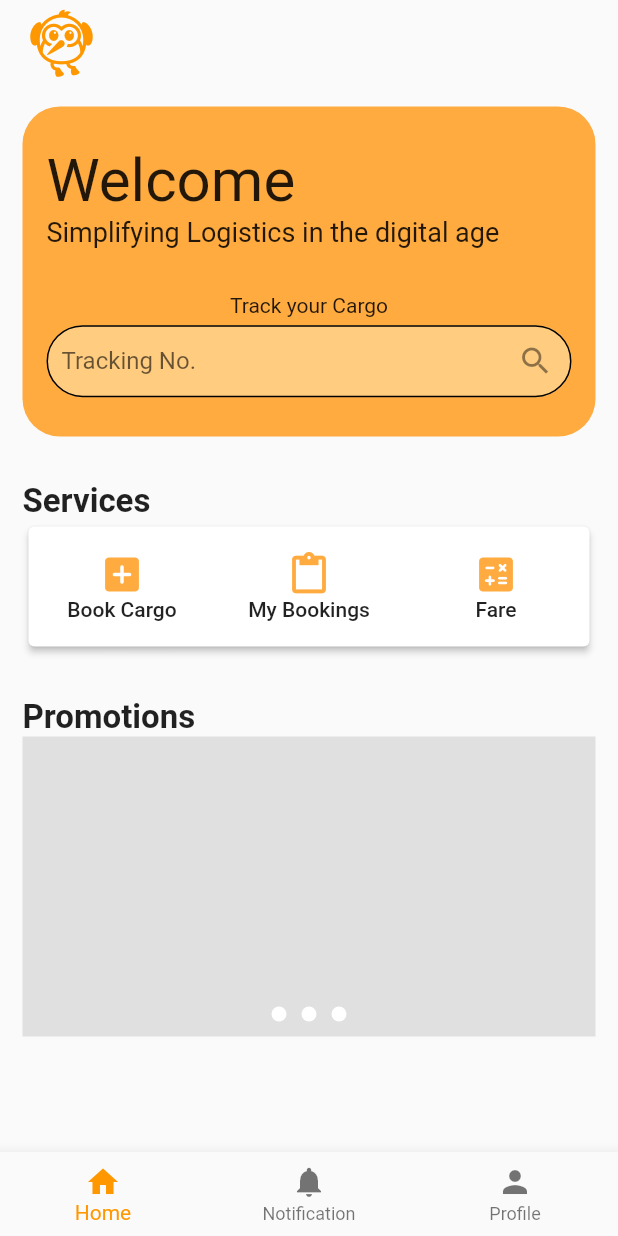
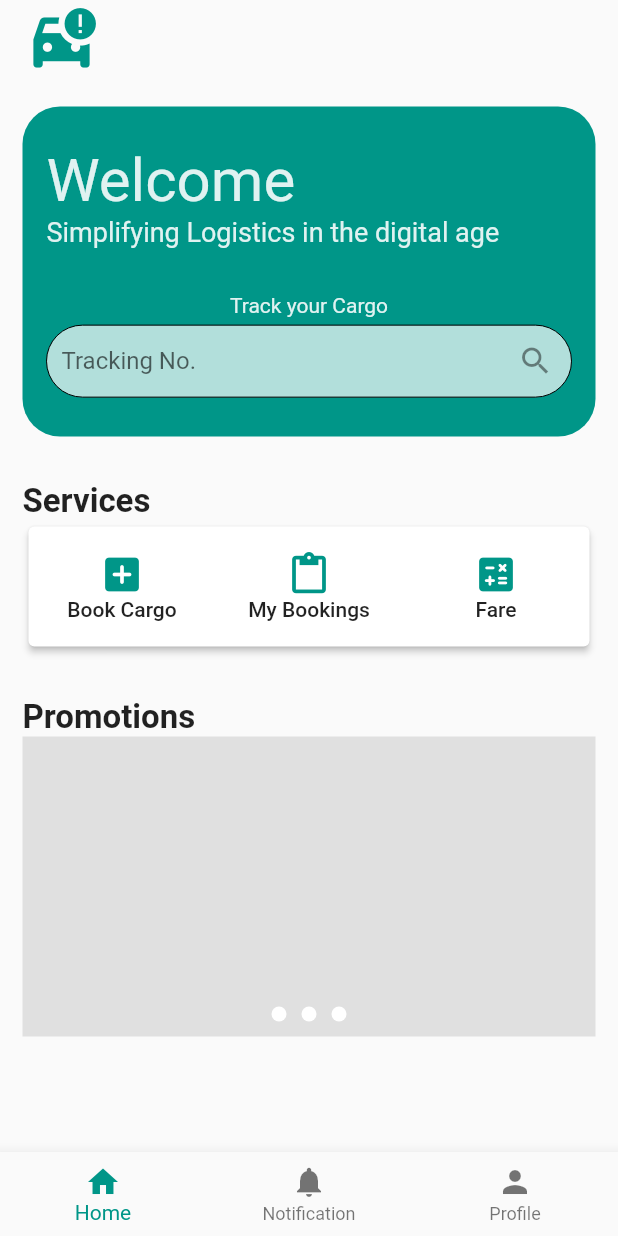
Before and after one commit to jodelmar1016/SUNDO-Freight, a Flutter app: the screen it shows after launch, on a phone screen of 412 x 824 dp. Run offline on Flutter 3.47's test engine with Material 2 defaults, Android fonts, the phone set to English and light mode, and no system bars; our stand-ins replace cloud_firestore, firebase_core, google_maps_flutter; accounts and stored records are empty.

Commit message:
change color

```diff
--- a/lib/main.dart
+++ b/lib/main.dart
@@ -17,7 +17,7 @@ class MyApp extends StatelessWidget {
       debugShowCheckedModeBanner: false,
       title: 'eCarga',
       theme: ThemeData(
-        primarySwatch: Colors.orange,
+        primarySwatch: Colors.teal,
       ),
       home: const Splash(),
     );
--- a/lib/pages/user/bookCargo.dart
+++ b/lib/pages/user/bookCargo.dart
@@ -76,7 +76,7 @@ class _BookCargoState extends State<BookCargo> {
       value: _dropdownValue,
       icon: Icon(
         Icons.arrow_drop_down_circle,
-        color: Colors.orangeAccent,
+        color: Colors.teal,
       ),
       decoration: InputDecoration(
         labelText: "Type of Cargo",
@@ -290,7 +290,7 @@ class _BookCargoState extends State<BookCargo> {
                         tileColor: Colors.grey[200],
                         leading: Icon(
                           Icons.circle_outlined,
-                          color: Colors.redAccent,
+                          color: Colors.teal,
                         ),
                         trailing: Icon(Icons.arrow_right_sharp),
                       ),
@@ -316,7 +316,7 @@ class _BookCargoState extends State<BookCargo> {
                         tileColor: Colors.grey[200],
                         leading: Icon(
                           Icons.location_pin,
-                          color: Colors.redAccent,
+                          color: Colors.teal,
                         ),
                         trailing: Icon(Icons.arrow_right_sharp),
                       ),
--- a/lib/pages/user/fare.dart
+++ b/lib/pages/user/fare.dart
@@ -44,7 +44,7 @@ class _FareState extends State<Fare> {
       value: _dropdownValue,
       icon: Icon(
         Icons.arrow_drop_down_circle,
-        color: Colors.orangeAccent,
+        color: Colors.teal,
       ),
       decoration: InputDecoration(
         labelText: "Type of Cargo",
@@ -193,7 +193,7 @@ class _FareState extends State<Fare> {
                         tileColor: Colors.grey[200],
                         leading: Icon(
                           Icons.circle_outlined,
-                          color: Colors.redAccent,
+                          color: Colors.teal,
                         ),
                         trailing: Icon(Icons.arrow_right_sharp),
                         title: Text('Select Origin'),
@@ -205,7 +205,7 @@ class _FareState extends State<Fare> {
                         tileColor: Colors.grey[200],
                         leading: Icon(
                           Icons.location_pin,
-                          color: Colors.redAccent,
+                          color: Colors.teal,
                         ),
                         trailing: Icon(Icons.arrow_right_sharp),
                         title: Text('Select Destination'),
--- a/lib/pages/user/home.dart
+++ b/lib/pages/user/home.dart
@@ -15,7 +15,7 @@ class Home extends StatelessWidget {
       height: 220,
       decoration: BoxDecoration(
         borderRadius: BorderRadius.all(Radius.circular(25)),
-        color: Colors.orangeAccent,
+        color: Colors.teal,
       ),
       child: Padding(
         padding: const EdgeInsets.all(16.0),
@@ -29,12 +29,14 @@ class Home extends StatelessWidget {
                 Text(
                   'Welcome',
                   style: TextStyle(
+                    color: Colors.teal[50],
                     fontSize: 40,
                   ),
                 ),
                 Text(
                   'Simplifying Logistics in the digital age',
                   style: TextStyle(
+                    color: Colors.teal[50],
                     fontSize: 18,
                   ),
                 ),
@@ -43,7 +45,12 @@ class Home extends StatelessWidget {
             SizedBox(height: 10),
             Column(
               children: [
-                Text('Track your Cargo'),
+                Text(
+                  'Track your Cargo',
+                  style: TextStyle(
+                    color: Colors.teal[50],
+                  ),
+                ),
                 SizedBox(height: 5),
                 TextField(
                   decoration: InputDecoration(
@@ -53,15 +60,17 @@ class Home extends StatelessWidget {
                       onPressed: () {},
                     ),
                     hintText: 'Tracking No.',
+                    // hintStyle: TextStyle(color: Colors.teal[800]),
                     filled: true,
-                    fillColor: Colors.orange[200],
+                    fillColor: Colors.teal[100],
                     contentPadding: EdgeInsets.symmetric(horizontal: 10),
                     enabledBorder: OutlineInputBorder(
                       borderRadius: BorderRadius.circular(30),
-                      borderSide: BorderSide(width: 1),
+                      borderSide: BorderSide(width: 0),
                     ),
                     focusedBorder: OutlineInputBorder(
                       borderRadius: BorderRadius.circular(30),
+                      borderSide: BorderSide(width: 0),
                     ),
                   ),
                 )
@@ -94,7 +103,7 @@ class Home extends StatelessWidget {
                   Icon(
                     Icons.add_box_rounded,
                     size: 30,
-                    color: Colors.orangeAccent,
+                    color: Colors.teal,
                   ),
                   Text(
                     'Book Cargo',
@@ -122,7 +131,7 @@ class Home extends StatelessWidget {
                   Icon(
                     Icons.paste,
                     size: 30,
-                    color: Colors.orangeAccent,
+                    color: Colors.teal,
                   ),
                   Text(
                     'My Bookings',
@@ -150,7 +159,7 @@ class Home extends StatelessWidget {
                   Icon(
                     Icons.calculate_rounded,
                     size: 30,
-                    color: Colors.orangeAccent,
+                    color: Colors.teal,
                   ),
                   Text(
                     'Fare',
--- a/lib/pages/user/wrapper.dart
+++ b/lib/pages/user/wrapper.dart
@@ -16,20 +16,16 @@ class _WrapperState extends State<Wrapper> {
   List<Widget> _body = [Home(), NotificationPage(), Profile()];
   List<Widget> _appBarTitle = [
     Icon(
-      Icons.flutter_dash,
+      Icons.car_crash,
       size: 50,
-      color: Colors.orange,
+      color: Colors.teal,
     ),
     Text('N O T I F I C A T I O N'),
     Text('P R O F I L E')
   ];
   List<bool> _centerTitle = [false, true, true];
   // List<String> _appBarTitle = ['', 'NOTIFICATION', 'PROFILE'];
-  List<Color> _colors = [
-    Colors.transparent,
-    Colors.orangeAccent,
-    Colors.orangeAccent
-  ];
+  List<Color> _colors = [Colors.transparent, Colors.teal, Colors.teal];
 
   @override
   Widget build(BuildContext context) {
```
Also changed, not shown: lib/pages/user/myBookings.dart (+12 -3 lines).
